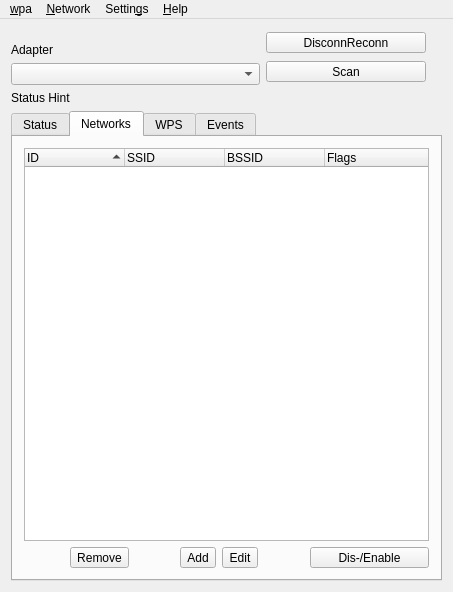
This is src/wpagui.ui in loh-tar/wpa-cute as Qt 5 draws it before an edit. The edited form follows.
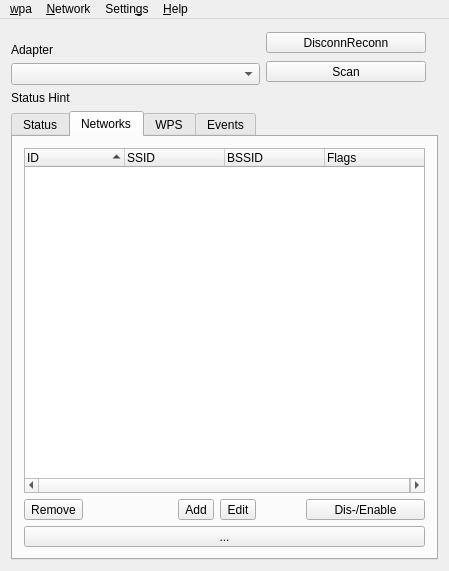
This is the edited form. The open tabs and pages were chosen to show the change. Icons and pictures are not drawn.

Commit message:
Add magic save button
...which appears only after network changes and disappears when saved

- Replace annoying "Success Message Box" after save with a logHint

The edit to the form file:
```diff
--- a/src/wpagui.ui
+++ b/src/wpagui.ui
@@ -6,8 +6,8 @@
    <rect>
     <x>0</x>
     <y>0</y>
-    <width>453</width>
-    <height>592</height>
+    <width>449</width>
+    <height>571</height>
    </rect>
   </property>
   <property name="windowTitle">
@@ -343,19 +343,6 @@
             </item>
             <item>
              <layout class="QHBoxLayout" name="horizontalLayout">
-              <item>
-               <spacer name="horizontalSpacer_2">
-                <property name="orientation">
-                 <enum>Qt::Horizontal</enum>
-                </property>
-                <property name="sizeHint" stdset="0">
-                 <size>
-                  <width>40</width>
-                  <height>20</height>
-                 </size>
-                </property>
-               </spacer>
-              </item>
               <item>
                <widget class="QToolButton" name="removeNetworkButton">
                 <property name="text">
@@ -376,6 +363,19 @@
                 </property>
                </spacer>
               </item>
+              <item>
+               <spacer name="horizontalSpacer_2">
+                <property name="orientation">
+                 <enum>Qt::Horizontal</enum>
+                </property>
+                <property name="sizeHint" stdset="0">
+                 <size>
+                  <width>40</width>
+                  <height>20</height>
+                 </size>
+                </property>
+               </spacer>
+              </item>
               <item>
                <widget class="QToolButton" name="addNetworkButton">
                 <property name="text">
@@ -418,6 +418,19 @@
               </item>
              </layout>
             </item>
+            <item>
+             <widget class="QToolButton" name="saveButton">
+              <property name="sizePolicy">
+               <sizepolicy hsizetype="Minimum" vsizetype="Fixed">
+                <horstretch>0</horstretch>
+                <verstretch>0</verstretch>
+               </sizepolicy>
+              </property>
+              <property name="text">
+               <string>...</string>
+              </property>
+             </widget>
+            </item>
            </layout>
           </item>
          </layout>
@@ -547,7 +560,7 @@
     <rect>
      <x>0</x>
      <y>0</y>
-     <width>453</width>
+     <width>449</width>
      <height>40</height>
     </rect>
    </property>
```
The commit also changes 1 other file.
